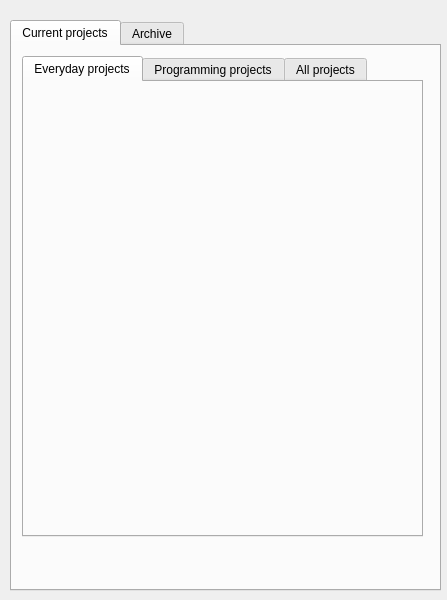
This is src/interface/viewerTabs.ui in SimonJagerSwe/project_planner_1.0 as Qt 5 draws it before an edit. The edited form follows.
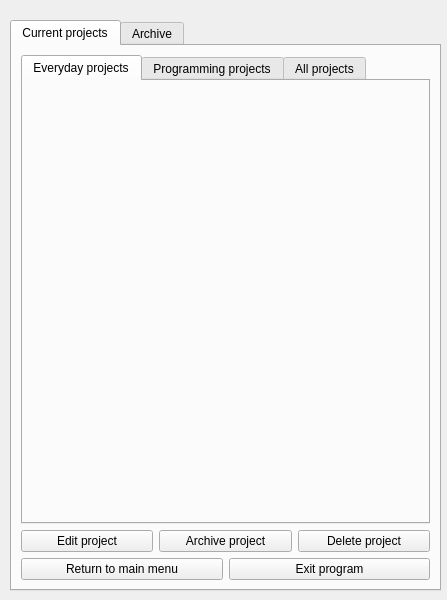
This is the edited form. The open tabs and pages were chosen to show the change.

What changed in the file:
```diff
--- a/src/interface/viewerTabs.ui
+++ b/src/interface/viewerTabs.ui
@@ -29,15 +29,9 @@
     <attribute name="title">
      <string>Current projects</string>
     </attribute>
+    <layout class="QGridLayout" name="gridLayout_2">
+     <item row="0" column="0">
     <widget class="QTabWidget" name="tabWidget">
-     <property name="geometry">
-      <rect>
-       <x>10</x>
-       <y>10</y>
-       <width>401</width>
-       <height>481</height>
-      </rect>
-     </property>
      <property name="currentIndex">
       <number>0</number>
      </property>
@@ -57,6 +51,55 @@
       </attribute>
      </widget>
     </widget>
+     </item>
+     <item row="1" column="0">
+      <layout class="QGridLayout" name="projectButtonsLayout">
+       <item row="0" column="0">
+        <layout class="QHBoxLayout" name="projectManagerLayout">
+         <item>
+          <widget class="QPushButton" name="editProject">
+           <property name="text">
+            <string>Edit project</string>
+           </property>
+          </widget>
+         </item>
+         <item>
+          <widget class="QPushButton" name="archiveProject">
+           <property name="text">
+            <string>Archive project</string>
+           </property>
+          </widget>
+         </item>
+         <item>
+          <widget class="QPushButton" name="deleteProject">
+           <property name="text">
+            <string>Delete project</string>
+           </property>
+          </widget>
+         </item>
+        </layout>
+       </item>
+       <item row="1" column="0">
+        <layout class="QHBoxLayout" name="projectsNavigatorLayout">
+         <item>
+          <widget class="QPushButton" name="returnToMainProjects">
+           <property name="text">
+            <string>Return to main menu</string>
+           </property>
+          </widget>
+         </item>
+         <item>
+          <widget class="QPushButton" name="exitProjects">
+           <property name="text">
+            <string>Exit program</string>
+           </property>
+          </widget>
+         </item>
+        </layout>
+       </item>
+      </layout>
+     </item>
+    </layout>
    </widget>
    <widget class="QWidget" name="archive">
     <attribute name="title">
```
Left out of the diff: 54 changed lines with no effect on the pictures. Lines whose indentation alone changed are shown as unchanged.
